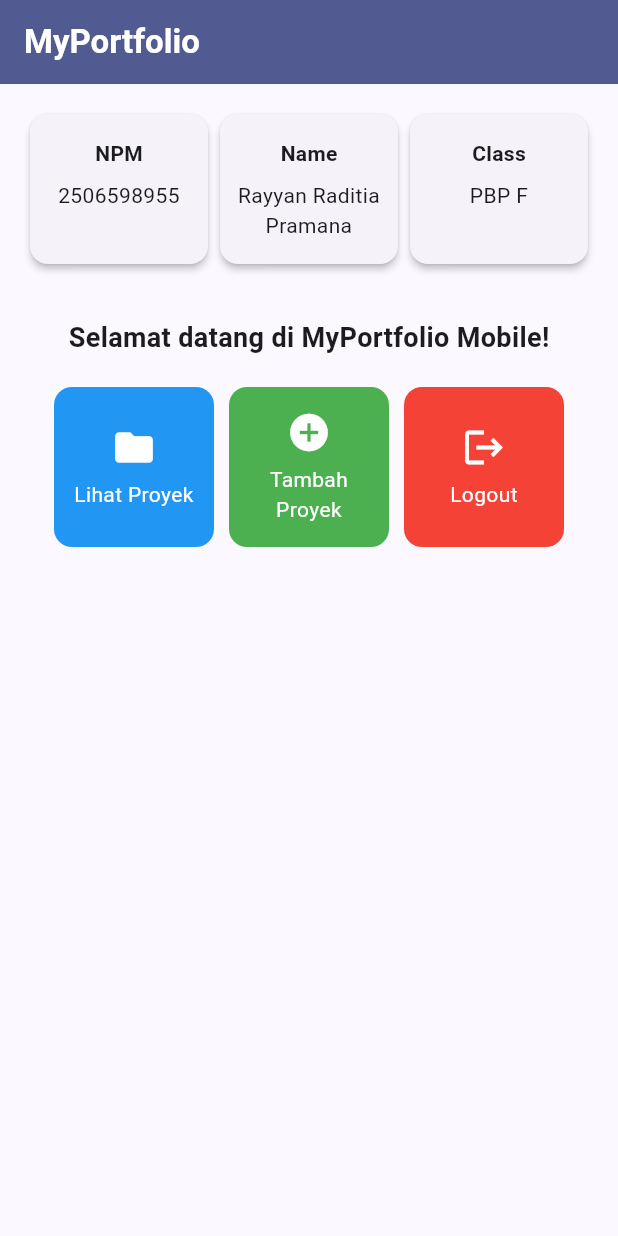
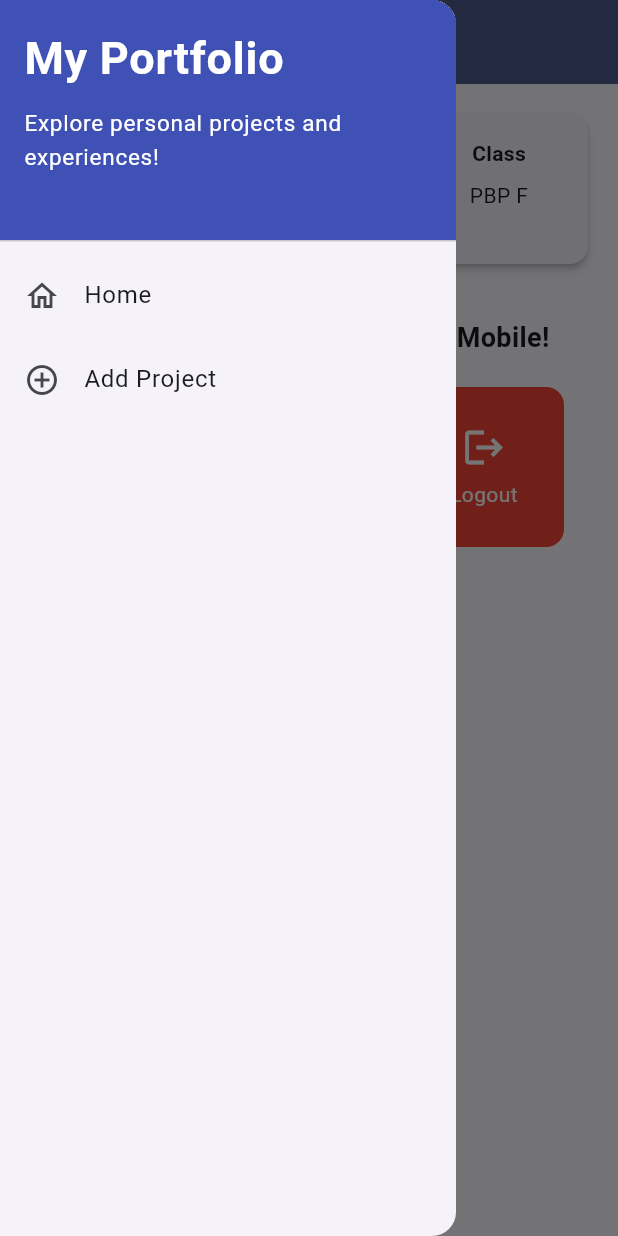
Before and after one commit to rayyanraditia/myportofolio_mobile, a Flutter app: the screen it shows after launch, with the side drawer open (before the commit the screen has no drawer), on a phone screen of 412 x 824 dp. Run offline on Flutter 3.47's test engine with Material 3 defaults, Android fonts, the phone set to English and light mode, and no system bars; our stand-ins replace material_ui.

Commit message:
feat: add project form, navigation drawer, and screens/widgets structure

```diff
--- a/lib/main.dart
+++ b/lib/main.dart
@@ -1,5 +1,5 @@
 import 'package:material_ui/material_ui.dart';
-import 'package:myportofolio_mobile/menu.dart';
+import 'package:myportofolio_mobile/screens/menu.dart';
 
 /// Titik masuk aplikasi MyPortfolio Mobile.
 void main() {
--- a/lib/menu.dart
+++ b/lib/screens/menu.dart
@@ -1,4 +1,6 @@
 import 'package:material_ui/material_ui.dart';
+import 'package:myportofolio_mobile/widgets/left_drawer.dart';
+import 'package:myportofolio_mobile/widgets/project_card.dart';
 
 /// Halaman utama aplikasi MyPortfolio Mobile.
 ///
@@ -38,7 +40,10 @@ class MyHomePage extends StatelessWidget {
           style: TextStyle(color: Colors.white, fontWeight: FontWeight.bold),
         ),
         backgroundColor: Theme.of(context).colorScheme.primary,
+        // Ikon hamburger drawer dibuat putih agar kontras dengan AppBar.
+        iconTheme: const IconThemeData(color: Colors.white),
       ),
+      drawer: const LeftDrawer(),
       // SingleChildScrollView mencegah overflow ketika tinggi layar tidak
       // cukup, misalnya saat ponsel dalam mode landscape.
       body: SingleChildScrollView(
@@ -151,81 +156,3 @@ class ItemHomepage {
 
   const ItemHomepage(this.name, this.icon, this.color);
 }
-
-/// Tombol aksi berbentuk kartu berwarna yang dibangun dari [ItemHomepage].
-///
-/// Saat ditekan, kartu menampilkan [SnackBar] mengambang berisi ikon dan
-/// nama tombol tersebut, dengan warna latar yang sama seperti tombolnya.
-class ItemCard extends StatelessWidget {
-  /// Data tombol (nama, ikon, dan warna) yang ditampilkan kartu ini.
-  final ItemHomepage item;
-
-  const ItemCard(this.item, {super.key});
-
-  @override
-  Widget build(BuildContext context) {
-    return Material(
-      color: item.color,
-      borderRadius: BorderRadius.circular(12),
-      child: InkWell(
-        onTap: () {
-          // SnackBar sebelumnya disembunyikan terlebih dahulu agar pesan
-          // yang muncul selalu sesuai dengan tombol yang terakhir ditekan.
-          ScaffoldMessenger.of(context)
-            ..hideCurrentSnackBar()
-            ..showSnackBar(
-              // SnackBar mengambang memakai ikon dan warna yang sama dengan
-              // tombol, sehingga pengguna langsung tahu tombol mana yang
-              // baru saja ditekan.
-              SnackBar(
-                behavior: SnackBarBehavior.floating,
-                backgroundColor: item.color,
-                duration: const Duration(seconds: 2),
-                content: Row(
-                  children: [
-                    Icon(item.icon, color: Colors.white),
-                    const SizedBox(width: 12.0),
-                    Expanded(
-                      child: Text(
-                        "Kamu telah menekan tombol ${item.name}!",
-                        style: const TextStyle(color: Colors.white),
-                      ),
-                    ),
-                  ],
-                ),
-              ),
-            );
-        },
-        child: Container(
-          padding: const EdgeInsets.all(8),
-          // LayoutBuilder memberi lebar kotak kepada konten agar teks tetap
-          // dapat terbungkus (wrap). FittedBox dengan BoxFit.scaleDown hanya
-          // mengecilkan konten jika tidak muat, sehingga tidak terjadi
-          // overflow di layar kecil tanpa mengubah tampilan di layar besar.
-          child: LayoutBuilder(
-            builder: (context, constraints) {
-              return FittedBox(
-                fit: BoxFit.scaleDown,
-                child: SizedBox(
-                  width: constraints.maxWidth,
-                  child: Column(
-                    mainAxisSize: MainAxisSize.min,
-                    children: [
-                      Icon(item.icon, color: Colors.white, size: 30.0),
-                      const Padding(padding: EdgeInsets.all(3)),
-                      Text(
-                        item.name,
-                        textAlign: TextAlign.center,
-                        style: const TextStyle(color: Colors.white),
-                      ),
-                    ],
-                  ),
-                ),
-              );
-            },
-          ),
-        ),
-      ),
-    );
-  }
-}
--- /dev/null
+++ b/lib/widgets/left_drawer.dart
@@ -0,0 +1,73 @@
+import 'package:material_ui/material_ui.dart';
+import 'package:myportofolio_mobile/screens/menu.dart';
+import 'package:myportofolio_mobile/screens/project_form.dart';
+
+/// Drawer navigasi yang muncul dari sisi kiri layar.
+///
+/// Berisi header aplikasi serta menu untuk berpindah ke halaman utama dan
+/// halaman tambah proyek. Navigasi memakai [Navigator.pushReplacement] agar
+/// halaman lama diganti dan tumpukan (stack) halaman tidak terus bertambah.
+class LeftDrawer extends StatelessWidget {
+  const LeftDrawer({super.key});
+
+  @override
+  Widget build(BuildContext context) {
+    return Drawer(
+      child: ListView(
+        children: [
+          const DrawerHeader(
+            decoration: BoxDecoration(color: Colors.indigo),
+            child: Column(
+              crossAxisAlignment: CrossAxisAlignment.start,
+              children: [
+                // maxLines + ellipsis menjaga header tetap muat walaupun
+                // ukuran teks di perangkat diperbesar.
+                Text(
+                  'My Portfolio',
+                  maxLines: 1,
+                  overflow: TextOverflow.ellipsis,
+                  style: TextStyle(
+                    fontSize: 30,
+                    fontWeight: FontWeight.bold,
+                    color: Colors.white,
+                  ),
+                ),
+                SizedBox(height: 10),
+                Text(
+                  'Explore personal projects and experiences!',
+                  maxLines: 2,
+                  overflow: TextOverflow.ellipsis,
+                  style: TextStyle(fontSize: 15, color: Colors.white),
+                ),
+              ],
+            ),
+          ),
+          ListTile(
+            leading: const Icon(Icons.home_outlined),
+            title: const Text('Home'),
+            // Navigasi ke halaman utama portofolio
+            onTap: () {
+              Navigator.pushReplacement(
+                context,
+                MaterialPageRoute(builder: (context) => const MyHomePage()),
+              );
+            },
+          ),
+          ListTile(
+            leading: const Icon(Icons.add_circle_outline),
+            title: const Text('Add Project'),
+            // Navigasi ke halaman tambah proyek
+            onTap: () {
+              Navigator.pushReplacement(
+                context,
+                MaterialPageRoute(
+                  builder: (context) => const ProjectFormPage(),
+                ),
+              );
+            },
+          ),
+        ],
+      ),
+    );
+  }
+}
--- /dev/null
+++ b/lib/widgets/project_card.dart
@@ -0,0 +1,91 @@
+import 'package:material_ui/material_ui.dart';
+import 'package:myportofolio_mobile/screens/menu.dart';
+import 'package:myportofolio_mobile/screens/project_form.dart';
+
+/// Tombol aksi berbentuk kartu berwarna yang dibangun dari [ItemHomepage].
+///
+/// Saat ditekan, kartu menampilkan [SnackBar] mengambang berisi ikon dan
+/// nama tombol tersebut, dengan warna latar yang sama seperti tombolnya.
+/// Tombol "Tambah Proyek" juga membuka [ProjectFormPage].
+class ItemCard extends StatelessWidget {
+  /// Data tombol (nama, ikon, dan warna) yang ditampilkan kartu ini.
+  final ItemHomepage item;
+
+  const ItemCard(this.item, {super.key});
+
+  @override
+  Widget build(BuildContext context) {
+    return Material(
+      color: item.color,
+      borderRadius: BorderRadius.circular(12),
+      child: InkWell(
+        onTap: () {
+          // SnackBar sebelumnya disembunyikan terlebih dahulu agar pesan
+          // yang muncul selalu sesuai dengan tombol yang terakhir ditekan.
+          ScaffoldMessenger.of(context)
+            ..hideCurrentSnackBar()
+            ..showSnackBar(
+              // SnackBar mengambang memakai ikon dan warna yang sama dengan
+              // tombol, sehingga pengguna langsung tahu tombol mana yang
+              // baru saja ditekan.
+              SnackBar(
+                behavior: SnackBarBehavior.floating,
+                backgroundColor: item.color,
+                duration: const Duration(seconds: 2),
+                content: Row(
+                  children: [
+                    Icon(item.icon, color: Colors.white),
+                    const SizedBox(width: 12.0),
+                    Expanded(
+                      child: Text(
+                        "Kamu telah menekan tombol ${item.name}!",
+                        style: const TextStyle(color: Colors.white),
+                      ),
+                    ),
+                  ],
+                ),
+              ),
+            );
+
+          // Navigator.push menumpuk halaman form di atas halaman menu,
+          // sehingga pengguna dapat kembali dengan tombol Back.
+          if (item.name == "Tambah Proyek") {
+            Navigator.push(
+              context,
+              MaterialPageRoute(builder: (context) => const ProjectFormPage()),
+            );
+          }
+        },
+        child: Container(
+          padding: const EdgeInsets.all(8),
+          // LayoutBuilder memberi lebar kotak kepada konten agar teks tetap
+          // dapat terbungkus (wrap). FittedBox dengan BoxFit.scaleDown hanya
+          // mengecilkan konten jika tidak muat, sehingga tidak terjadi
+          // overflow di layar kecil tanpa mengubah tampilan di layar besar.
+          child: LayoutBuilder(
+            builder: (context, constraints) {
+              return FittedBox(
+                fit: BoxFit.scaleDown,
+                child: SizedBox(
+                  width: constraints.maxWidth,
+                  child: Column(
+                    mainAxisSize: MainAxisSize.min,
+                    children: [
+                      Icon(item.icon, color: Colors.white, size: 30.0),
+                      const Padding(padding: EdgeInsets.all(3)),
+                      Text(
+                        item.name,
+                        textAlign: TextAlign.center,
+                        style: const TextStyle(color: Colors.white),
+                      ),
+                    ],
+                  ),
+                ),
+              );
+            },
+          ),
+        ),
+      ),
+    );
+  }
+}
```
Also changed, not shown: lib/screens/project_form.dart (added, +230 -0 lines), 2 other files.
